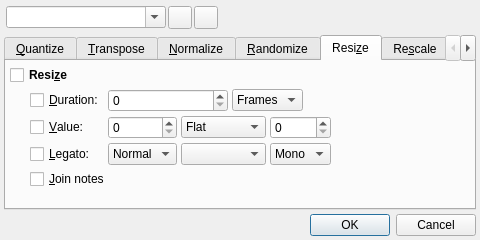
Above: src/qtractorMidiToolsForm.ui from rncbc/qtractor before the change. Below: the same form after it.
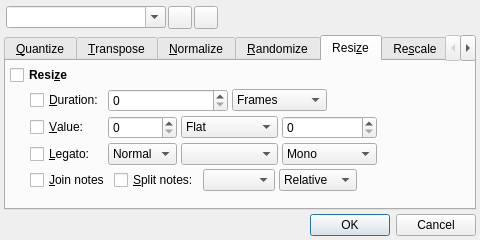
That is the form after the change. The open tabs and pages were chosen to show the change. Icons and pictures are not drawn. Custom widgets are drawn as their Qt base class.

Commit message: - New MIDI clip tools: Resize / Join, Split notes. (EXPERIMENTAL)

The edit to the form file:
```diff
--- a/src/qtractorMidiToolsForm.ui
+++ b/src/qtractorMidiToolsForm.ui
@@ -1099,11 +1099,65 @@
         </spacer>
        </item>
        <item row="4" column="1" colspan="6">
-        <widget class="QCheckBox" name="ResizeJoinCheckBox">
-         <property name="text">
-          <string>&amp;Join notes</string>
+        <layout class="QHBoxLayout">
+         <property name="spacing">
+          <number>4</number>
          </property>
-        </widget>
+         <property name="margin">
+          <number>0</number>
+         </property>
+         <item>
+          <widget class="QCheckBox" name="ResizeJoinCheckBox">
+           <property name="text">
+            <string>&amp;Join notes</string>
+           </property>
+          </widget>
+         </item>
+         <item>
+          <widget class="QCheckBox" name="ResizeSplitCheckBox">
+           <property name="text">
+            <string>&amp;Split notes:</string>
+           </property>
+          </widget>
+         </item>
+         <item>
+          <widget class="QComboBox" name="ResizeSplitLengthComboBox">
+           <property name="toolTip">
+            <string>Split notes length</string>
+           </property>
+          </widget>
+         </item>
+         <item>
+          <widget class="QComboBox" name="ResizeSplitOffsetComboBox">
+           <property name="toolTip">
+            <string>Split notes offset</string>
+           </property>
+           <item>
+            <property name="text">
+             <string>Relative</string>
+            </property>
+           </item>
+           <item>
+            <property name="text">
+             <string>Absolute</string>
+            </property>
+           </item>
+          </widget>
+         </item>
+         <item>
+          <spacer>
+           <property name="orientation">
+            <enum>Qt::Horizontal</enum>
+           </property>
+           <property name="sizeHint" stdset="0">
+            <size>
+             <width>20</width>
+             <height>20</height>
+            </size>
+           </property>
+          </spacer>
+         </item>
+        </layout>
        </item>
        <item row="5" column="1" colspan="6">
         <spacer>
```
Left out of the diff: 3 changed lines with no effect on the pictures. The commit also changes 11 other files.
